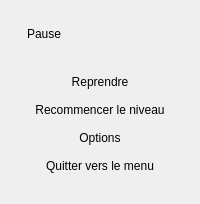
First picture: the form in Source/Elements/UI/PauseScreen.ui, repository azertval/ProjectGaming, before the edit.
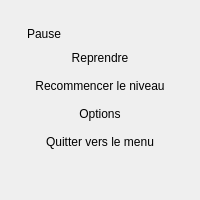
Second picture: the form after the edit. Custom widgets are drawn as their Qt base class.

What changed in the file:
```diff
--- a/Source/Elements/UI/PauseScreen.ui
+++ b/Source/Elements/UI/PauseScreen.ui
@@ -29,8 +29,7 @@
         <item>
          <spacer name="titleSpacer">
           <property name="orientation"><enum>Qt::Vertical</enum></property>
-          <property name="sizeType"><enum>QSizePolicy::Fixed</enum></property>
-          <property name="sizeHint" stdset="0"><size><width>0</width><height>24</height></size></property>
+     <property name="sizeHint" stdset="0"><size><width>0</width><height>0</height></size></property>
          </spacer>
         </item>
         <item>
@@ -61,6 +60,15 @@
           <property name="flat"><bool>true</bool></property>
          </widget>
         </item>
+        <item>
+         <widget class="QLabel" name="hintsLabel">
+          <!-- Rappels de touches (LOT-68) : texte enrichi compose en code depuis les jetons
+               (hmi::keyHintText). Vide ici : retranslateUi le remplit. -->
+          <property name="text"><string/></property>
+          <property name="textFormat"><enum>Qt::RichText</enum></property>
+          <property name="alignment"><set>Qt::AlignCenter</set></property>
+         </widget>
+        </item>
        </layout>
       </widget>
      </item>
@@ -78,6 +86,19 @@
    </item>
   </layout>
  </widget>
+ <customwidgets>
+  <customwidget>
+   <class>hmi::PixelFrameWidget</class>
+   <extends>QWidget</extends>
+   <header>HMI/Interface/PixelFrameWidget.h</header>
+   <container>1</container>
+  </customwidget>
+  <customwidget>
+   <class>hmi::PixelMenuButton</class>
+   <extends>QPushButton</extends>
+   <header>HMI/Interface/PixelMenuButton.h</header>
+  </customwidget>
+ </customwidgets>
  <resources/>
  <connections/>
 </ui>
```
Left out of the diff: 10 changed lines with no effect on the pictures.
